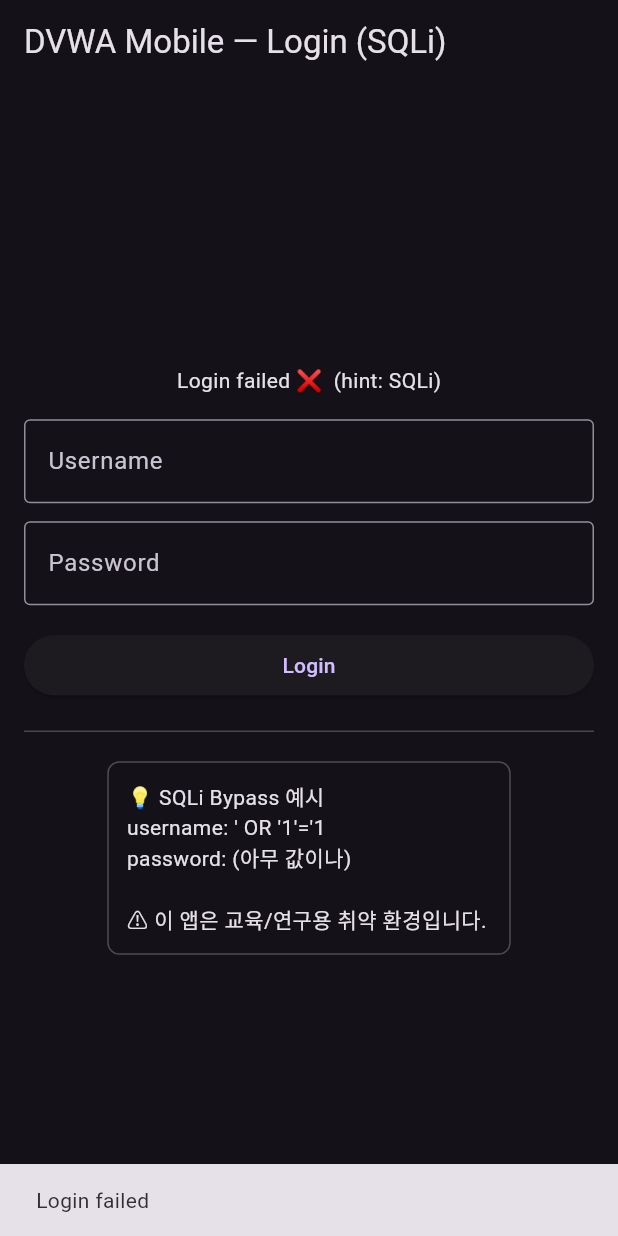
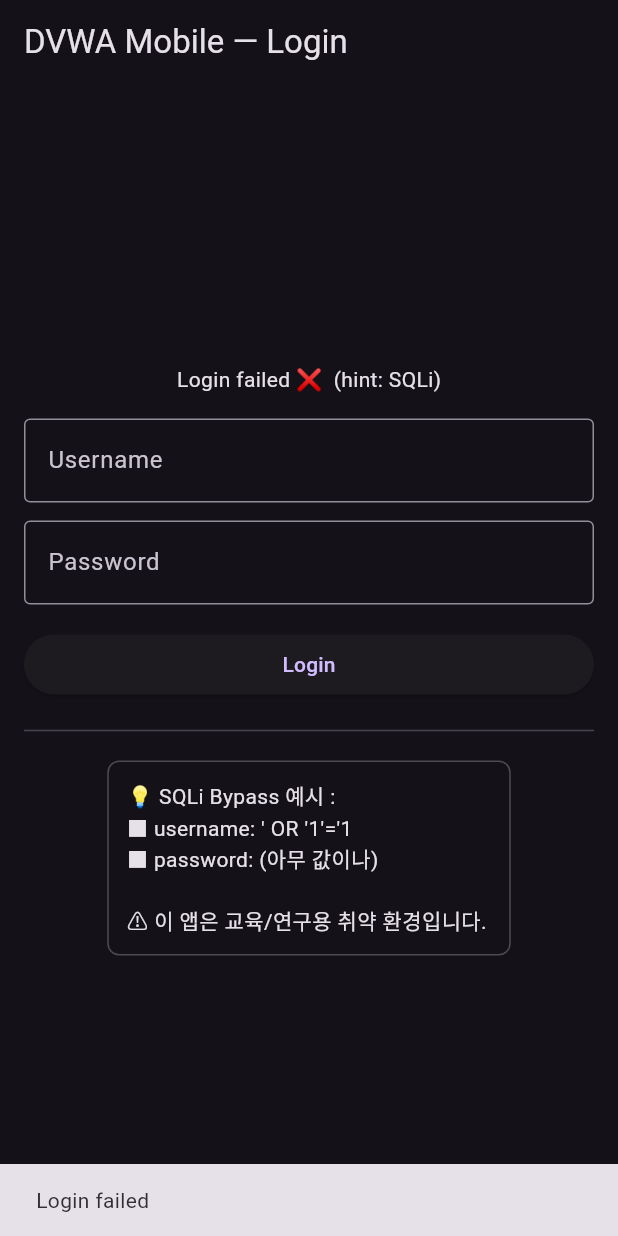
Before and after one commit to KimJeju/DVWA-Mobile, a Flutter app: the screen it shows after launch, after a tap on "Login", on a phone screen of 412 x 824 dp. Run offline on Flutter 3.47's test engine with Material 3 defaults, Android fonts, the phone set to English and light mode, and no system bars; our stand-ins replace sqflite; accounts and stored records are empty.

Commit message:
로그인 페이지 및 sqli 성공

```diff
--- a/lib/pages/login_page.dart
+++ b/lib/pages/login_page.dart
@@ -13,7 +13,7 @@
   final _id = TextEditingController(text: '');
   final _pw = TextEditingController(text: '');
 
-  String _status = 'Try default: admin / admin';
+  String _status = 'Please Try Login';
 
   @override
   void dispose() {
@@ -26,12 +26,21 @@
   Future<bool> _vulnLogin(String u, String p) async {
     final db = await AppDB.instance();
     final sql = "SELECT * FROM users WHERE username='$u' AND password='$p'";
-    final rows = await db.rawQuery(sql);
+    debugPrint('[SQL] $sql');
+    // ignore: prefer_typing_uninitialized_variables
+    var rows;
+    try{
+     rows = await db.rawQuery(sql);
      return rows.isNotEmpty;
+    }catch(e){
+      print(e);
+    }
+    return rows.isEmpty;
   }
 
   Future<void> _onLogin() async {
     final ok = await _vulnLogin(_id.text, _pw.text);
+    try{
         if (!mounted) return;
         if (ok) {
           setState(() => _status = 'Login success ✅');
@@ -44,13 +53,17 @@
             context,
           ).showSnackBar(const SnackBar(content: Text("Login failed")));
         }
+    }catch(e){
+      print(e);
+    }
+
   }
 
   @override
   Widget build(BuildContext context) {
     final theme = Theme.of(context);
     return Scaffold(
-      appBar: AppBar(title: const Text('DVWA Mobile — Login (SQLi)')),
+      appBar: AppBar(title: const Text('DVWA Mobile — Login')),
       body: Center(
         child: ConstrainedBox(
           constraints: const BoxConstraints(maxWidth: 420),
@@ -65,7 +78,6 @@
                   controller: _id,
                   decoration: const InputDecoration(
                     labelText: 'Username',
-                    hintText: "e.g. admin  |  or  ' OR '1'='1",
                     border: OutlineInputBorder(),
                   ),
                 ),
@@ -75,7 +87,6 @@
                   obscureText: true,
                   decoration: const InputDecoration(
                     labelText: 'Password',
-                    hintText: 'e.g. admin (ignored by SQLi payload)',
                     border: OutlineInputBorder(),
                   ),
                 ),
@@ -98,9 +109,9 @@
                     borderRadius: BorderRadius.circular(8),
                   ),
                   child: const SelectableText(
-                    "💡 SQLi Bypass 예시\n"
-                    "username: ' OR '1'='1\n"
-                    "password: (아무 값이나)\n\n"
+                    "💡 SQLi Bypass 예시 : \n"
+                    "■ username: ' OR '1'='1\n"
+                    "■ password: (아무 값이나)\n\n"
                     "⚠️ 이 앱은 교육/연구용 취약 환경입니다.",
                   ),
                 ),
--- a/lib/services/db.dart
+++ b/lib/services/db.dart
@@ -6,6 +6,8 @@
 
   static Future<Database> instance() async {
     if (_db != null) return _db!;
+
+    try{
       // db 초기화
       final path = join(await getDatabasesPath(), 'vulnapp.db');
       _db = await openDatabase(
@@ -13,18 +15,23 @@
       version: 1,
       onCreate: (db, v) async {
           await db.execute(
-          'CREATE TABLE users(id INTEGER PRIMARY KEY,user TEXT UNUQUE, password TEXT)',
+           'CREATE TABLE users(id INTEGER PRIMARY KEY,username TEXT UNIQUE, password TEXT)',
           );
           await db.execute(
-          'CREATE TABLE posts(id INTEGER PRIMARY KEY, password TEXT)',
+            'CREATE TABLE posts(id INTEGER PRIMARY KEY, post TEXT)',
           );
           await db.execute(
             'CREATE TABLE files(id INTEGER PRIMARY KEY,file TEXT, path TEXT)',
           );
           // 의도적으로 취약한 아이디패스워드 입력
           await db.insert('users', {'username': 'admin', 'password': "admin"});
-      },
-    );
+        });
+      print('[DB] 데이터베이스 오픈 완료');
+    }catch (e, s) {
+      print('[DB] openDatabase 에러: $e');
+      print(s);
+      rethrow; // 필요하면 다시 던져서 상위에서 처리
+    }
     return _db!;
   }
 }
```
Also changed, not shown: lib/main.dart (line endings or trailing spaces). Lines whose indentation alone changed are shown as unchanged.
